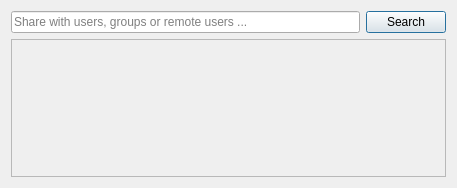
nextcloud/desktop, file src/gui/shareusergroupwidget.ui: the form before one commit.
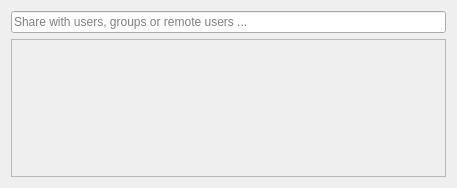
The form after the commit.

Commit message: ShareDialog:  remove the search button (#3737)

Diff of the .ui file:
```diff
--- a/src/gui/shareusergroupwidget.ui
+++ b/src/gui/shareusergroupwidget.ui
@@ -14,11 +14,6 @@
    <string>Share NewDocument.odt</string>
   </property>
   <layout class="QVBoxLayout" name="verticalLayout">
-   <property name="sizeConstraint">
-    <enum>QLayout::SetDefaultConstraint</enum>
-   </property>
-   <item>
-    <layout class="QHBoxLayout" name="horizontalLayout">
      <item>
       <widget class="QLineEdit" name="shareeLineEdit">
        <property name="placeholderText">
@@ -27,18 +22,6 @@
       </widget>
      </item>
      <item>
-      <widget class="QPushButton" name="searchPushButton">
-       <property name="text">
-        <string>Search</string>
-       </property>
-       <property name="default">
-        <bool>true</bool>
-       </property>
-      </widget>
-     </item>
-    </layout>
-   </item>
-   <item>
     <widget class="QScrollArea" name="scrollArea">
      <property name="sizePolicy">
       <sizepolicy hsizetype="MinimumExpanding" vsizetype="MinimumExpanding">
```
Left out of the diff: 2 changed lines with no effect on the pictures. Lines whose indentation alone changed are shown as unchanged. The commit also changes 3 other files.
